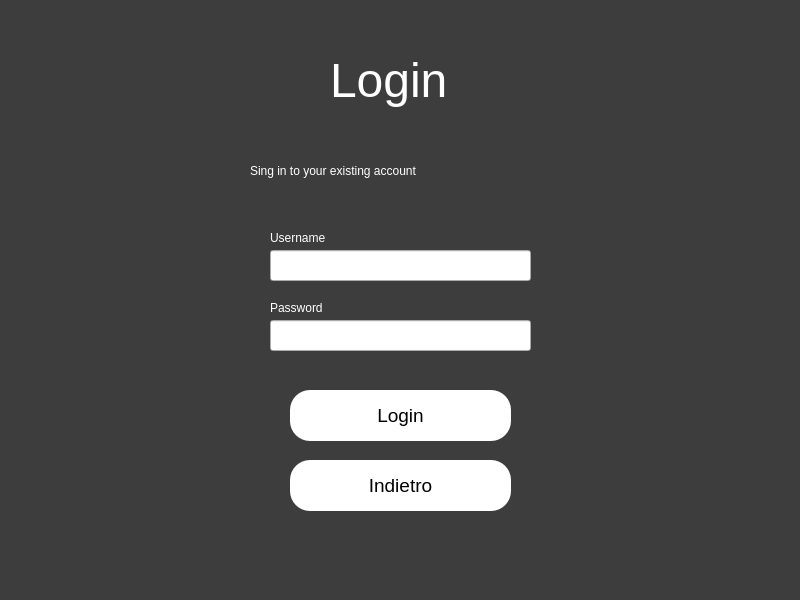
Above: Login/LoginCliente.ui from riccardomalpiedi/parcheggio before the change. Below: the same form after it.
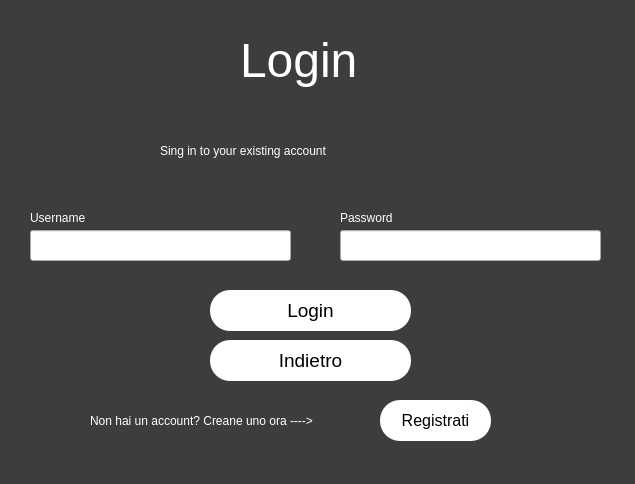
That is the form after the change.

Commit message: Modifiche alla vista del cliente

What changed in the file:
```diff
--- a/Login/LoginCliente.ui
+++ b/Login/LoginCliente.ui
@@ -6,8 +6,8 @@
    <rect>
     <x>0</x>
     <y>0</y>
-    <width>800</width>
-    <height>600</height>
+    <width>635</width>
+    <height>484</height>
    </rect>
   </property>
   <property name="windowTitle">
@@ -20,8 +20,8 @@
   <widget class="QLabel" name="label_2">
    <property name="geometry">
     <rect>
-     <x>250</x>
-     <y>150</y>
+     <x>160</x>
+     <y>130</y>
      <width>311</width>
      <height>41</height>
     </rect>
@@ -37,10 +37,10 @@
   <widget class="QPushButton" name="back_button">
    <property name="geometry">
     <rect>
-     <x>290</x>
-     <y>460</y>
-     <width>221</width>
-     <height>51</height>
+     <x>210</x>
+     <y>340</y>
+     <width>201</width>
+     <height>41</height>
     </rect>
    </property>
    <property name="cursor">
@@ -58,8 +58,8 @@
   <widget class="QLabel" name="label_4">
    <property name="geometry">
     <rect>
-     <x>270</x>
-     <y>300</y>
+     <x>340</x>
+     <y>210</y>
      <width>71</width>
      <height>16</height>
     </rect>
@@ -74,10 +74,10 @@
   <widget class="QPushButton" name="login_button">
    <property name="geometry">
     <rect>
-     <x>290</x>
-     <y>390</y>
-     <width>221</width>
-     <height>51</height>
+     <x>210</x>
+     <y>290</y>
+     <width>201</width>
+     <height>41</height>
     </rect>
    </property>
    <property name="cursor">
@@ -95,8 +95,8 @@
   <widget class="QLabel" name="label_3">
    <property name="geometry">
     <rect>
-     <x>270</x>
-     <y>230</y>
+     <x>30</x>
+     <y>210</y>
      <width>71</width>
      <height>16</height>
     </rect>
@@ -112,8 +112,8 @@
   <widget class="QLineEdit" name="password_field">
    <property name="geometry">
     <rect>
-     <x>270</x>
-     <y>320</y>
+     <x>340</x>
+     <y>230</y>
      <width>261</width>
      <height>31</height>
     </rect>
@@ -125,8 +125,8 @@
   <widget class="QLineEdit" name="username_field">
    <property name="geometry">
     <rect>
-     <x>270</x>
-     <y>250</y>
+     <x>30</x>
+     <y>230</y>
      <width>261</width>
      <height>31</height>
     </rect>
@@ -138,8 +138,8 @@
   <widget class="QLabel" name="label">
    <property name="geometry">
     <rect>
-     <x>330</x>
-     <y>40</y>
+     <x>240</x>
+     <y>20</y>
      <width>121</width>
      <height>81</height>
     </rect>
@@ -151,6 +151,44 @@
     <string>Login</string>
    </property>
   </widget>
+  <widget class="QLabel" name="label_5">
+   <property name="geometry">
+    <rect>
+     <x>90</x>
+     <y>405</y>
+     <width>281</width>
+     <height>31</height>
+    </rect>
+   </property>
+   <property name="styleSheet">
+    <string notr="true">font: 11pt &quot;MS Shell Dlg 2&quot;;
+color: rgb(255, 255, 255);</string>
+   </property>
+   <property name="text">
+    <string>Non hai un account? Creane uno ora ----&gt;</string>
+   </property>
+  </widget>
+  <widget class="QPushButton" name="registrati_button">
+   <property name="geometry">
+    <rect>
+     <x>380</x>
+     <y>400</y>
+     <width>111</width>
+     <height>41</height>
+    </rect>
+   </property>
+   <property name="cursor">
+    <cursorShape>PointingHandCursor</cursorShape>
+   </property>
+   <property name="styleSheet">
+    <string notr="true">border-radius:20px; 
+background-color: rgb(255, 255, 255);
+font-size:12pt;</string>
+   </property>
+   <property name="text">
+    <string>Registrati</string>
+   </property>
+  </widget>
  </widget>
  <resources/>
  <connections/>
```
The commit also changes 8 other files.
